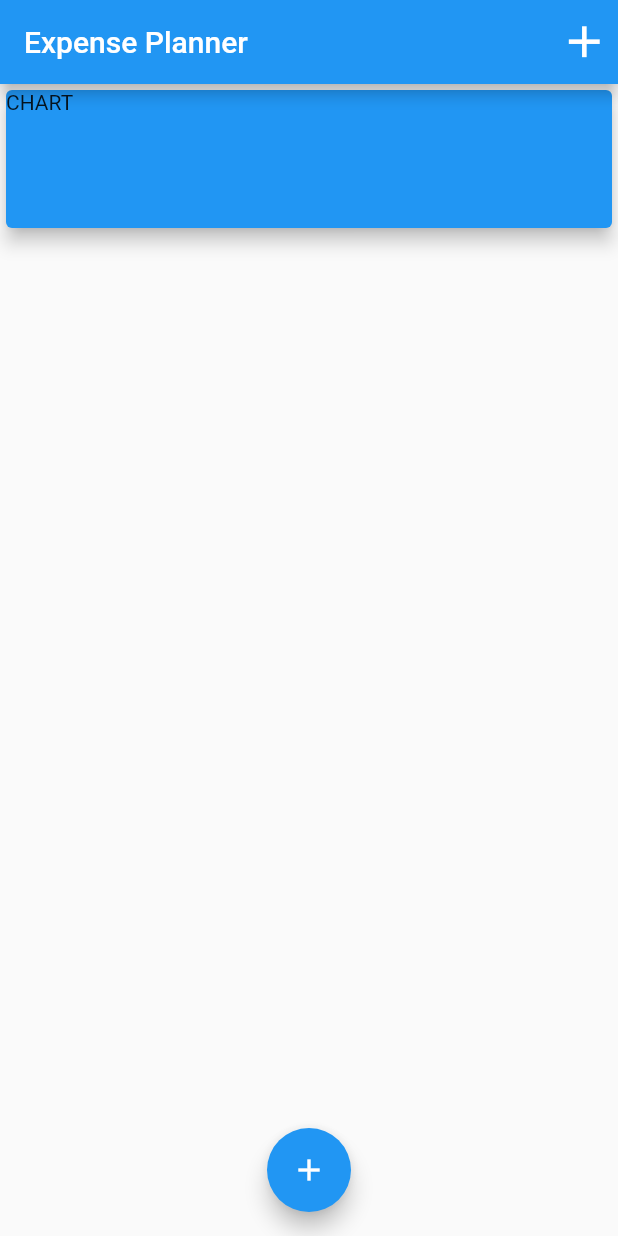
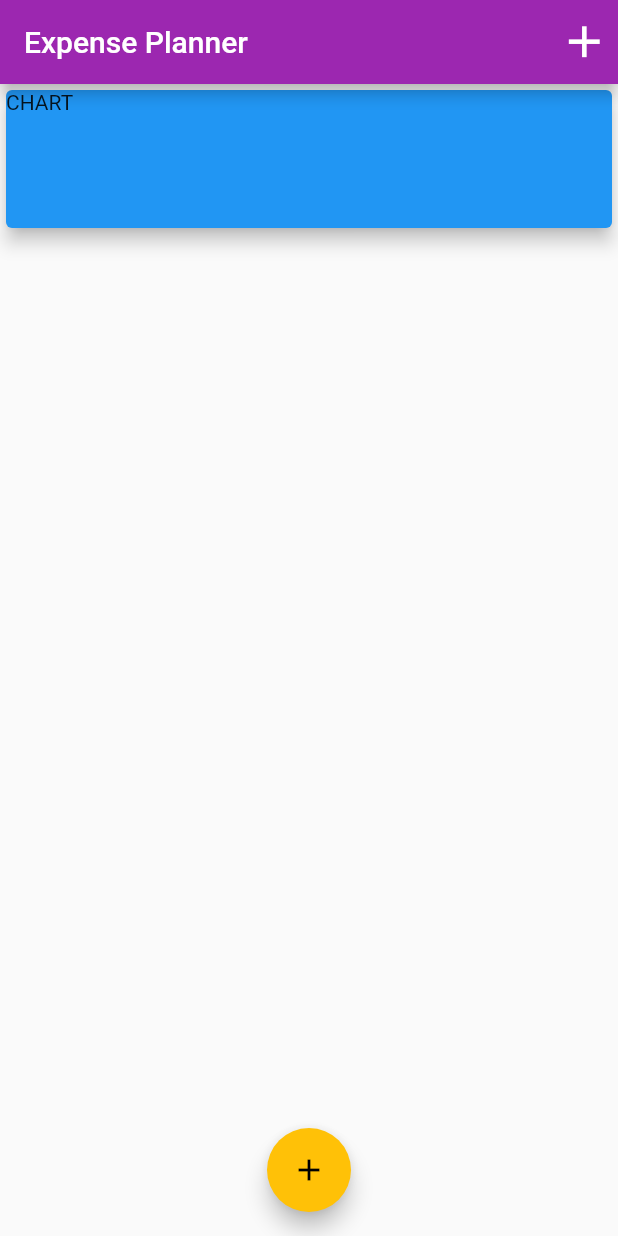
Before and after one commit to Daniel-Sogbey/flutter_pl_app-flutter-series-2-, a Flutter app: the screen it shows after launch, on a phone screen of 412 x 824 dp. Run offline on Flutter 3.47's test engine with Material 2 defaults, Android fonts, the phone set to English and light mode, and no system bars.

Commit message:
added theming .

```diff
--- a/lib/main.dart
+++ b/lib/main.dart
@@ -12,7 +12,11 @@ class MyApp extends StatelessWidget {
   @override
   Widget build(BuildContext context) {
     return MaterialApp(
-      title: 'Flutter App',
+      theme: ThemeData(
+        primarySwatch: Colors.purple,
+        accentColor: Colors.amber,
+      ),
+      title: 'Expense Planner',
       home: MyHomePage(),
     );
   }
--- a/lib/widgets/transaction_list.dart
+++ b/lib/widgets/transaction_list.dart
@@ -29,14 +29,14 @@ class TransactionList extends StatelessWidget {
                     ),
                     border: Border.all(
                       width: 2.0,
-                      color: Colors.purple,
+                      color: Theme.of(context).primaryColor,
                     ),
                   ),
                   child: Text(
                     '\$${transactions[index].amount.toStringAsFixed(2)}',
                     style: TextStyle(
                       fontSize: 20.0,
-                      color: Colors.purple,
+                      color: Theme.of(context).primaryColor,
                       fontWeight: FontWeight.bold,
                     ),
                   ),
```
